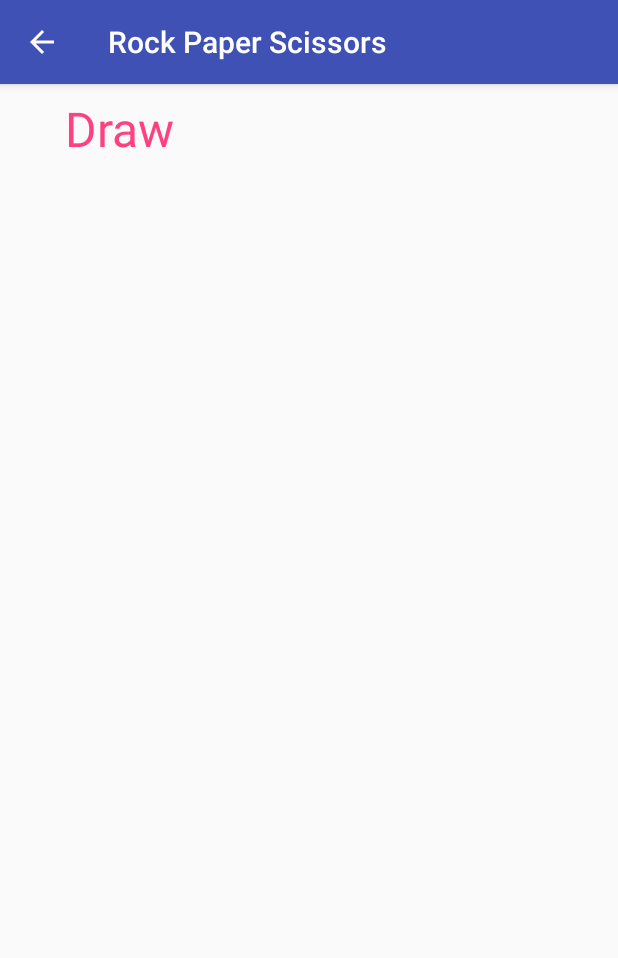
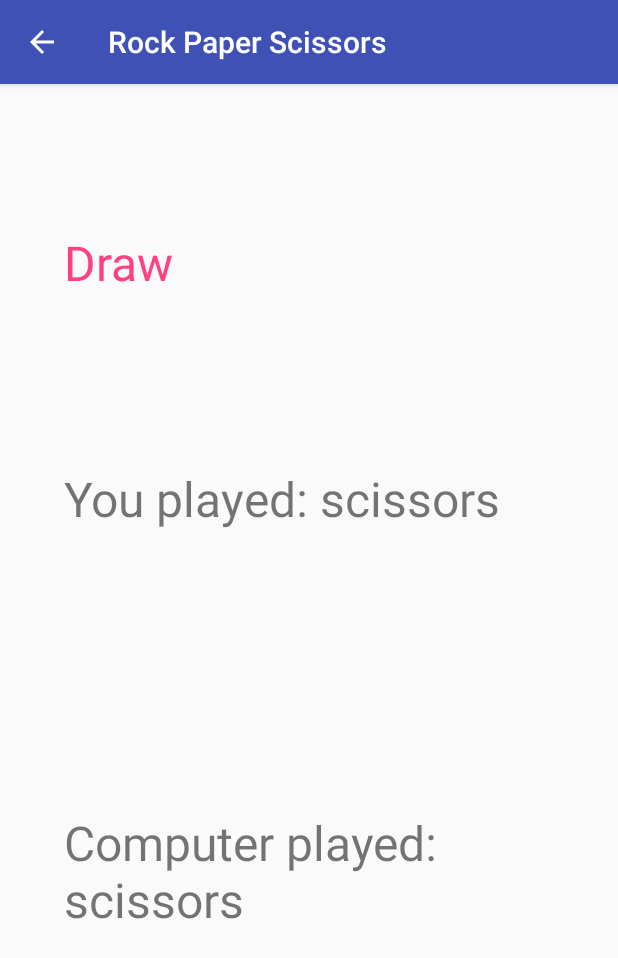
Before and after one commit to olgamaunsell/week_08_day3_rockpaperscissorslab, an Android app: the GameActivity screen opened directly, with no data from a screen before it, after a tap on an icon or button, on a phone screen of 412 x 824 dp. Shown: the top 958 px of the screen. Run offline under Robolectric (Android 15) with nearby library versions, the phone set to English and light mode, and no system bars.

```diff
--- a/app/src/main/java/example/codeclan/com/rockpaperscissors/GameActivity.java
+++ b/app/src/main/java/example/codeclan/com/rockpaperscissors/GameActivity.java
@@ -21,60 +21,31 @@ public class GameActivity extends AppCompatActivity {
         super.onCreate(savedInstanceState);
         setContentView(R.layout.game_activity);
 
-
-
         rock = findViewById(R.id.rock);
         scissors = findViewById(R.id.scissors);
         paper = findViewById(R.id.paper);
 
-
-        //game = new RockPaperScissors()
-
     }
 
 
-    public void onRockButtonClick(View button){
+    public void onButtonClick(View button){
 
+        Move userMove = Move.valueOf(button.getTag().toString());
 
-        game = new RockPaperScissors(Move.ROCK);
+        game = new RockPaperScissors(userMove);
 
         String displayResult = game.play();
 
+        String displayComputerMove = "Computer played: " + game.computerMoveString();
+        String displayUserMove = "You played: " + game.userMoveString();
+
         Intent intent = new Intent(this, ResultActivity.class);
         intent.putExtra("result", displayResult);
-
+        intent.putExtra("computerMove", displayComputerMove);
+        intent.putExtra("userMove", displayUserMove);
 
         startActivity(intent);
 
     }
 
-    public void onScissorsButtonClick(View button){
-
-
-        game = new RockPaperScissors(Move.SCISSORS);
-
-        String displayResult = game.play();
-
-        Intent intent = new Intent(this, ResultActivity.class);
-        intent.putExtra("result", displayResult);
-
-
-        startActivity(intent);
-
-    }
-
-    public void onPaperButtonClick(View button){
-
-
-        game = new RockPaperScissors(Move.PAPER);
-
-        String displayResult = game.play();
-
-        Intent intent = new Intent(this, ResultActivity.class);
-        intent.putExtra("result", displayResult);
-
-
-        startActivity(intent);
-
-    }
 }
--- a/app/src/main/java/example/codeclan/com/rockpaperscissors/ResultActivity.java
+++ b/app/src/main/java/example/codeclan/com/rockpaperscissors/ResultActivity.java
@@ -13,6 +13,8 @@ import android.widget.TextView;
 public class ResultActivity extends AppCompatActivity {
 
     TextView resultText;
+    TextView computerMoveText;
+    TextView userMoveText;
 
     @Override
     protected void onCreate(Bundle savedInstanceState) {
@@ -21,13 +23,20 @@ public class ResultActivity extends AppCompatActivity {
         setContentView(R.layout.result);
 
         resultText = findViewById(R.id.result);
+        userMoveText = findViewById(R.id.userMove);
+        computerMoveText = findViewById(R.id.computerMove);
 
         Intent intent = getIntent();
 
         Bundle extras = intent.getExtras();
 
-        String answer = extras.getString("result");
+        String result = extras.getString("result");
+        String computerMove = extras.getString("computerMove");
+        String userMove = extras.getString("userMove");
 
-        resultText.setText(answer);
+        resultText.setText(result);
+        userMoveText.setText(userMove);
+        computerMoveText.setText(computerMove);
+
     }
 }
--- a/app/src/main/java/example/codeclan/com/rockpaperscissors/RockPaperScissors.java
+++ b/app/src/main/java/example/codeclan/com/rockpaperscissors/RockPaperScissors.java
@@ -19,34 +19,42 @@ public class RockPaperScissors {
 
     }
 
-    public Move getComputerMove(){
-        return this.computerMove;
+    public Move getUserMove() {
+        return this.userMove;
     }
+
     public Move generateComputerMove() {
         Move[] allMoves = Move.values();
         Collections.shuffle(Arrays.asList(allMoves));
         return allMoves[0];
     }
 
-    public Move getUserMove() {
-        return this.userMove;
+    public Move getComputerMove(){
+        return this.computerMove;
+    }
+
+
+    public String computerMoveString(){
+        return getComputerMove().toString().toLowerCase();
+    }
+
+    public String userMoveString(){
+        return getUserMove().toString().toLowerCase();
     }
 
     public String play() {
-
-
 
         if (this.userMove.equals(this.computerMove)){
             return "Draw";
         }
         else if (this.userMove.equals(Move.ROCK) && this.computerMove.equals(Move.SCISSORS)){
-            return "You win! Computer played " + this.computerMove.toString().toLowerCase();
+            return "You win !";
         } else if (this.userMove.equals(Move.SCISSORS) && this.computerMove.equals(Move.PAPER)){
-            return "You win! Computer played " + this.computerMove.toString().toLowerCase();
+            return "You win !";
         } else if (this.userMove.equals(Move.PAPER) && this.computerMove.equals(Move.ROCK)) {
-            return "You win! Computer played " + this.computerMove.toString().toLowerCase();
+            return "You win !";
         } else {
-            return "You lose! Computer played " + this.computerMove.toString().toLowerCase();
+            return "You lose !";
         }
     }
 
--- a/app/src/main/res/layout/game_activity.xml
+++ b/app/src/main/res/layout/game_activity.xml
@@ -28,8 +28,9 @@
         android:layout_height="100dp"
         android:layout_marginStart="8dp"
         android:layout_marginTop="8dp"
-        android:onClick="onRockButtonClick"
+        android:onClick="onButtonClick"
         android:scaleType="fitXY"
+        android:tag="ROCK"
         android:text="Rock"
         app:layout_constraintStart_toStartOf="parent"
         app:layout_constraintTop_toBottomOf="@+id/textView"
@@ -42,8 +43,9 @@
         android:layout_marginEnd="8dp"
         android:layout_marginStart="8dp"
         android:layout_marginTop="8dp"
-        android:onClick="onPaperButtonClick"
+        android:onClick="onButtonClick"
         android:scaleType="fitXY"
+        android:tag="PAPER"
         android:text="Paper"
         app:layout_constraintEnd_toStartOf="@+id/scissors"
         app:layout_constraintStart_toEndOf="@+id/rock"
@@ -57,8 +59,9 @@
         android:layout_height="100dp"
         android:layout_marginEnd="8dp"
         android:layout_marginTop="8dp"
-        android:onClick="onScissorsButtonClick"
+        android:onClick="onButtonClick"
         android:scaleType="fitXY"
+        android:tag="SCISSORS"
         android:text="Scissors"
         app:layout_constraintEnd_toEndOf="parent"
         app:layout_constraintTop_toBottomOf="@+id/textView"
--- a/app/src/main/res/layout/result.xml
+++ b/app/src/main/res/layout/result.xml
@@ -8,20 +8,47 @@
     <TextView
         android:id="@+id/result"
         android:layout_width="327dp"
-        android:layout_height="203dp"
+        android:layout_height="65dp"
         android:layout_marginBottom="8dp"
-        android:layout_marginEnd="163dp"
-        android:layout_marginStart="163dp"
+        android:layout_marginEnd="16dp"
+        android:layout_marginStart="16dp"
         android:layout_marginTop="8dp"
-        android:text="TextView"
         android:textColor="@color/colorAccent"
         android:textSize="32sp"
         app:layout_constraintBottom_toBottomOf="parent"
         app:layout_constraintEnd_toEndOf="parent"
-        app:layout_constraintHorizontal_bias="0.498"
         app:layout_constraintStart_toStartOf="parent"
         app:layout_constraintTop_toTopOf="parent"
-        app:layout_constraintVertical_bias="0.0" />
+        app:layout_constraintVertical_bias="0.13"
+        tools:text="Result" />
+
+    <TextView
+        android:id="@+id/userMove"
+        android:layout_width="327dp"
+        android:layout_height="65dp"
+        android:layout_marginEnd="16dp"
+        android:layout_marginStart="16dp"
+        android:layout_marginTop="92dp"
+        android:textSize="32sp"
+        app:layout_constraintEnd_toEndOf="parent"
+        app:layout_constraintStart_toStartOf="parent"
+        app:layout_constraintTop_toBottomOf="@+id/result"
+        tools:text="User move" />
+
+    <TextView
+        android:id="@+id/computerMove"
+        android:layout_width="327dp"
+        android:layout_height="120dp"
+        android:layout_marginBottom="8dp"
+        android:layout_marginEnd="16dp"
+        android:layout_marginStart="16dp"
+        android:layout_marginTop="8dp"
+        android:textSize="32sp"
+        app:layout_constraintBottom_toBottomOf="parent"
+        app:layout_constraintEnd_toEndOf="parent"
+        app:layout_constraintStart_toStartOf="parent"
+        app:layout_constraintTop_toBottomOf="@+id/userMove"
+        tools:text="Computer Move" />
 
 
 </android.support.constraint.ConstraintLayout>
--- a/app/src/main/res/values/strings.xml
+++ b/app/src/main/res/values/strings.xml
@@ -1,7 +1,7 @@
 <resources>
     <string name="app_name">Rock Paper Scissors</string>
-    <string name="rules">
-         Rock crushes scissors\
+    <string name="rules">\
+        Rock crushes scissors\
         Scissors cut paper\
         Paper smothers rock  </string>
 </resources>
```
